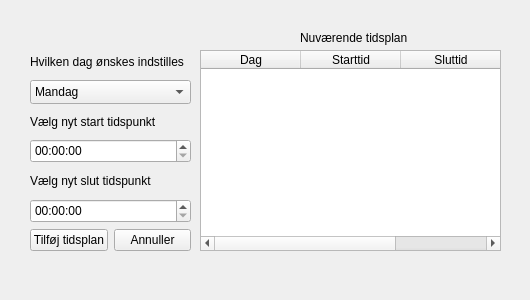
This is HomeAutomation/editoldentry.ui in PRJ2GR15/Software-Design as Qt 5 draws it before an edit. The edited form follows.
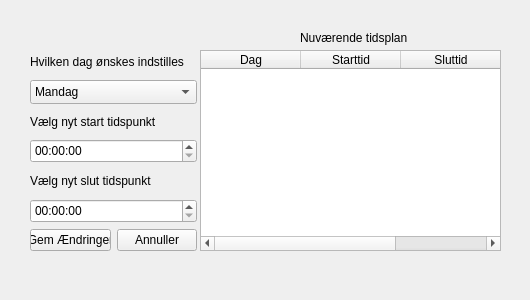
This is the edited form.

Diff of the .ui file:
```diff
--- a/HomeAutomation/editoldentry.ui
+++ b/HomeAutomation/editoldentry.ui
@@ -37,7 +37,7 @@
     <rect>
      <x>30</x>
      <y>50</y>
-     <width>161</width>
+     <width>167</width>
      <height>201</height>
     </rect>
    </property>
@@ -136,7 +136,7 @@
       <item>
        <widget class="QPushButton" name="SaveEntry">
         <property name="text">
-         <string>Tilføj tidsplan</string>
+         <string>Gem Ændringer</string>
         </property>
        </widget>
       </item>
```
